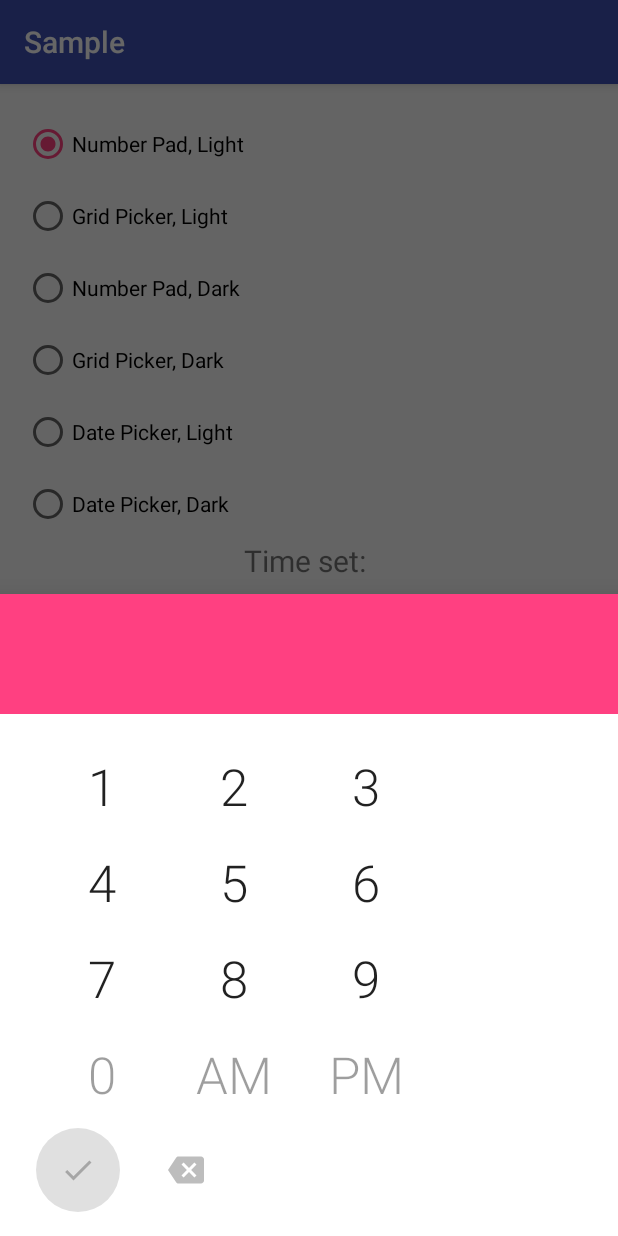
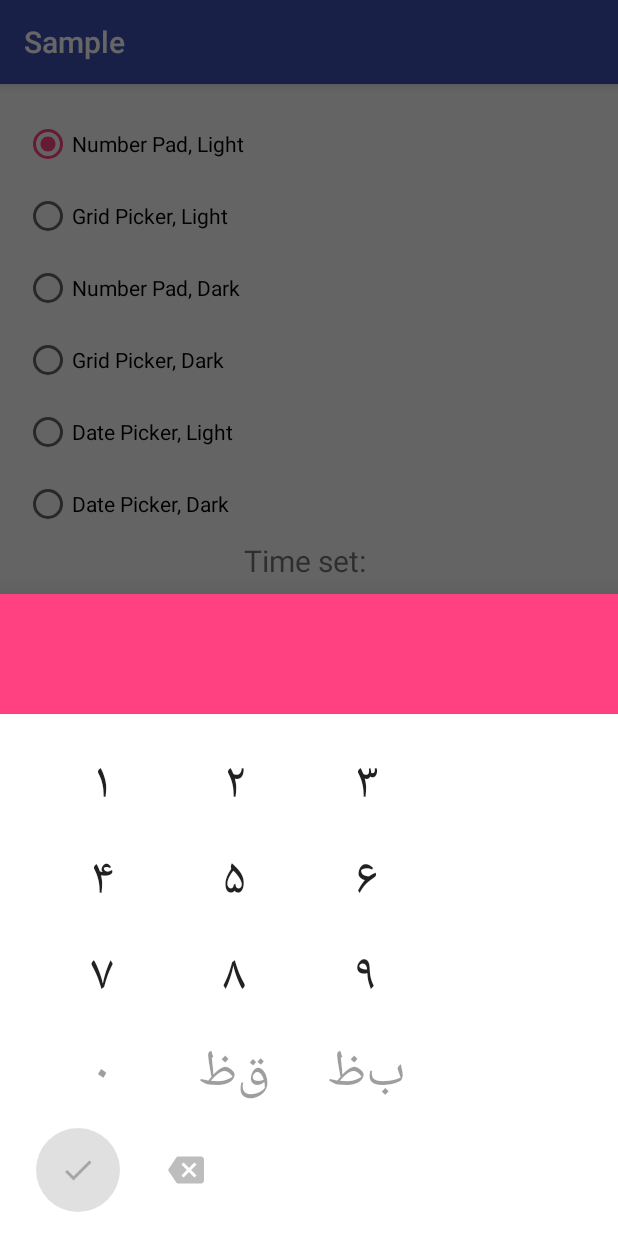
Before and after one commit to AhmadNemati/PersianBottomSheetPickers, an Android app: the screen it shows after launch (MainActivity), after a tap on an icon or button, on a phone screen of 412 x 824 dp. Run offline under Robolectric (Android 15) with nearby library versions, the phone set to English and light mode, and no system bars.

Commit message:
change char to persian char

```diff
--- a/library/src/main/java/com/github/ahmadnemati/persianbottomsheetpickers/Utils.java
+++ b/library/src/main/java/com/github/ahmadnemati/persianbottomsheetpickers/Utils.java
@@ -55,6 +55,8 @@ public class Utils {
     public static final int SELECTED_ALPHA_THEME_DARK = 255;
     // Alpha level for fully opaque.
     public static final int FULL_ALPHA = 255;
+    public static final String PM="ب\u200Cظ";
+    public static final String AM="ق\u200Cظ";
 
     static final String SHARED_PREFS_NAME = "com.android.calendar_preferences";
 
@@ -290,4 +292,8 @@ public class Utils {
             a.recycle();
         }
     }
+    public static String getFarsiCharNumber(String number) {
+        return number.replace("1", "۱").replace("2", "۲").replace("3", "۳").replace("4", "۴").replace("5", "۵").replace("6", "۶").replace("7", "۷").replace("8", "۸").replace("9", "۹")
+                .replace("0", "۰");
+    }
 }
--- a/library/src/main/java/com/github/ahmadnemati/persianbottomsheetpickers/time/numberpad/GridLayoutNumberPad.java
+++ b/library/src/main/java/com/github/ahmadnemati/persianbottomsheetpickers/time/numberpad/GridLayoutNumberPad.java
@@ -291,7 +291,9 @@ abstract class GridLayoutNumberPad extends GridLayout implements View.OnClickLis
         mButtons[9] = (TextView) findViewById(R.id.nine);
         for (TextView tv : mButtons) {
             tv.setOnClickListener(this);
+            tv.setText(Utils.getFarsiCharNumber(tv.getText().toString()));
         }
+
         // If capacity() < 0, we let the system throw the exception.
         mInput = new int[capacity()];
         Arrays.fill(mInput, UNMODIFIED);
--- a/library/src/main/java/com/github/ahmadnemati/persianbottomsheetpickers/time/numberpad/NumberPadTimePicker.java
+++ b/library/src/main/java/com/github/ahmadnemati/persianbottomsheetpickers/time/numberpad/NumberPadTimePicker.java
@@ -120,8 +120,9 @@ class NumberPadTimePicker extends GridLayoutNumberPad {
             mAltButtons[1].setText(R.string.right_alt_24hr);
         } else {
             String[] amPmTexts = new DateFormatSymbols().getAmPmStrings();
-            mAltButtons[0].setText(amPmTexts[Calendar.AM]);
-            mAltButtons[1].setText(amPmTexts[Calendar.PM]);
+            mAltButtons[0].setText(Utils.AM);
+            mAltButtons[1].setText(Utils.PM);
+
         }
         updateNumpadStates();
     }
@@ -603,8 +604,7 @@ class NumberPadTimePicker extends GridLayoutNumberPad {
                 // text is AM or PM, so include space before
                 String ampm = altBtn.getText().toString();
                 mFormattedInput.append(' ').append(ampm);
-                String am = new DateFormatSymbols().getAmPmStrings()[0];
-                mAmPmState = ampm.equals(am) ? AM : PM;
+                mAmPmState = ampm.equals(Utils.AM) ? AM : PM;
                 // Digits will be shown for you on insert, but not AM/PM
                 NumberPadTimePicker.super/*TOneverDO: remove super*/.onDigitInserted(mFormattedInput.toString());
             } else {
--- a/library/src/main/java/com/github/ahmadnemati/persianbottomsheetpickers/time/numberpad/NumberPadTimePickerDialog.java
+++ b/library/src/main/java/com/github/ahmadnemati/persianbottomsheetpickers/time/numberpad/NumberPadTimePickerDialog.java
@@ -103,7 +103,6 @@ public class NumberPadTimePickerDialog extends BottomSheetTimePickerDialog
             mAmPmState = savedInstanceState.getInt(KEY_AMPM_STATE);
             mThemeDark = savedInstanceState.getBoolean(KEY_THEME_DARK);
             mThemeSetAtRuntime = savedInstanceState.getBoolean(KEY_THEME_SET_AT_RUNTIME);
-
         }
     }
 
```
Also changed, not shown: library/src/main/java/com/github/ahmadnemati/persianbottomsheetpickers/time/TimeTextUtils.java (+7 -3 lines).
